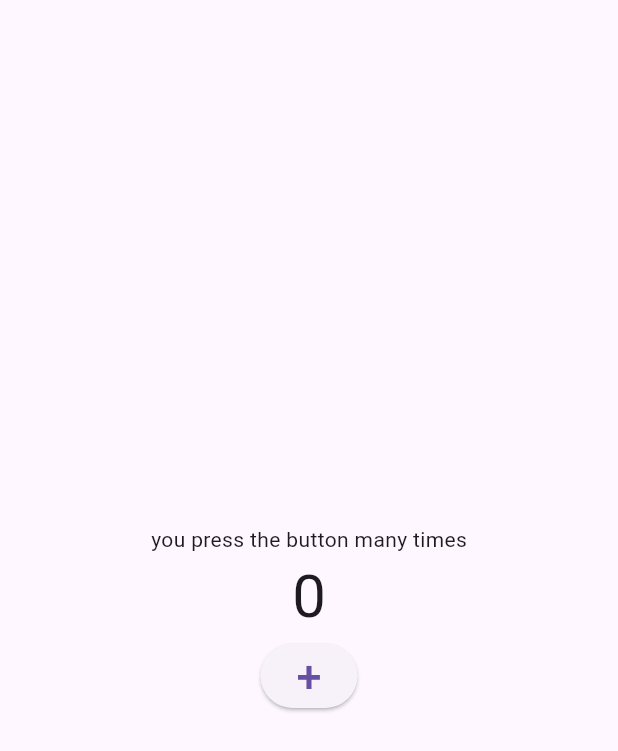
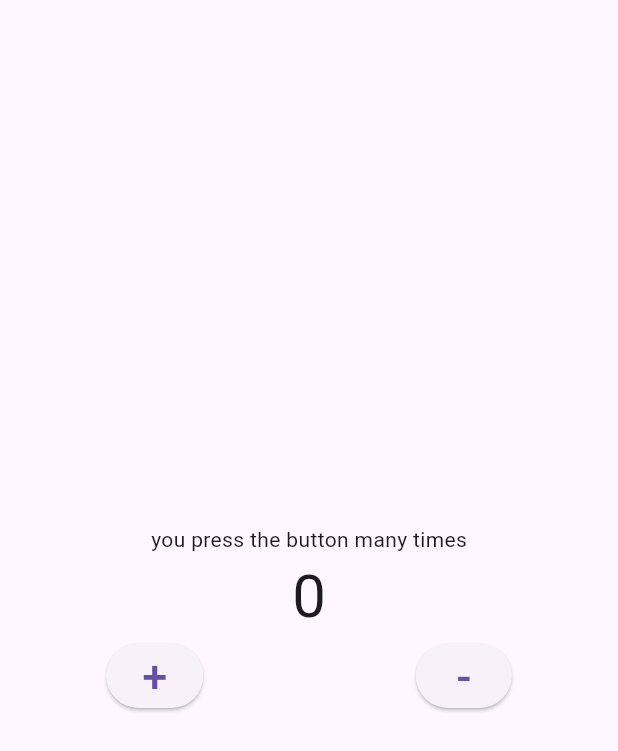
Before and after one commit to Elaagaiba/calculator-app, a Flutter app: the screen it shows after launch, on a phone screen of 412 x 824 dp. Shown: the top 751 px of the screen. Run offline on Flutter 3.47's test engine with Material 3 defaults, Android fonts, the phone set to English and light mode, and no system bars.

Commit message:
add decrement method

```diff
--- a/lib/pages/counter_page.dart
+++ b/lib/pages/counter_page.dart
@@ -17,6 +17,12 @@ class _CounterPageState extends State<CounterPage> {
     });
   }
 
+  void _decrementCounter(){
+    setState(() {
+      _counter--;
+    });
+  }
+
 
   //UI
   @override
@@ -28,7 +34,14 @@ class _CounterPageState extends State<CounterPage> {
           children: [
             Text('you press the button many times'),
             Text(_counter.toString(),style: TextStyle(fontSize: 40),),
-            ElevatedButton(onPressed: _incrementCounter, child: Text("+",style: TextStyle(fontSize: 30),))
+            Row(
+              mainAxisAlignment: MainAxisAlignment.spaceAround,
+              children: [
+                ElevatedButton(onPressed: _incrementCounter, child: Text("+",style: TextStyle(fontSize: 30),)),
+                ElevatedButton(onPressed: _decrementCounter, child: Text("-",style: TextStyle(fontSize: 30),))
+
+              ],
+            )
           ],
         )
 
```
